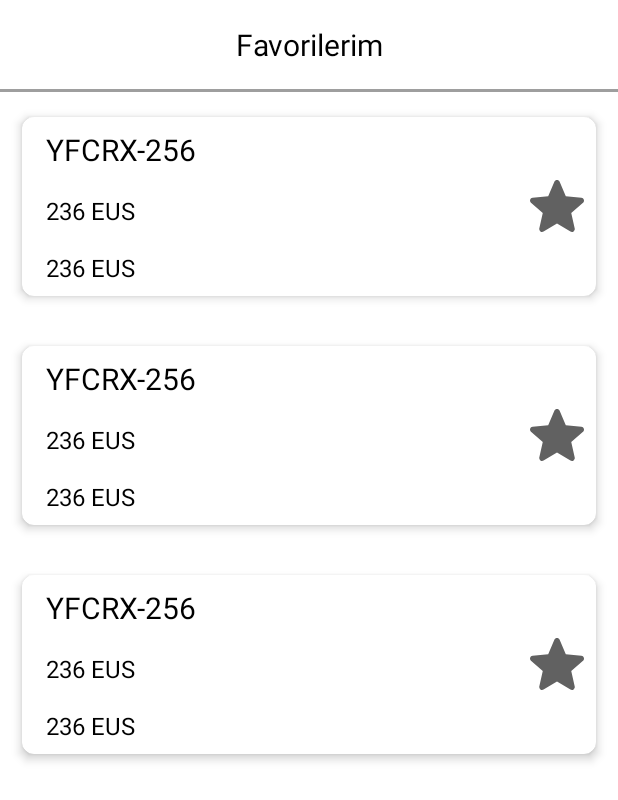
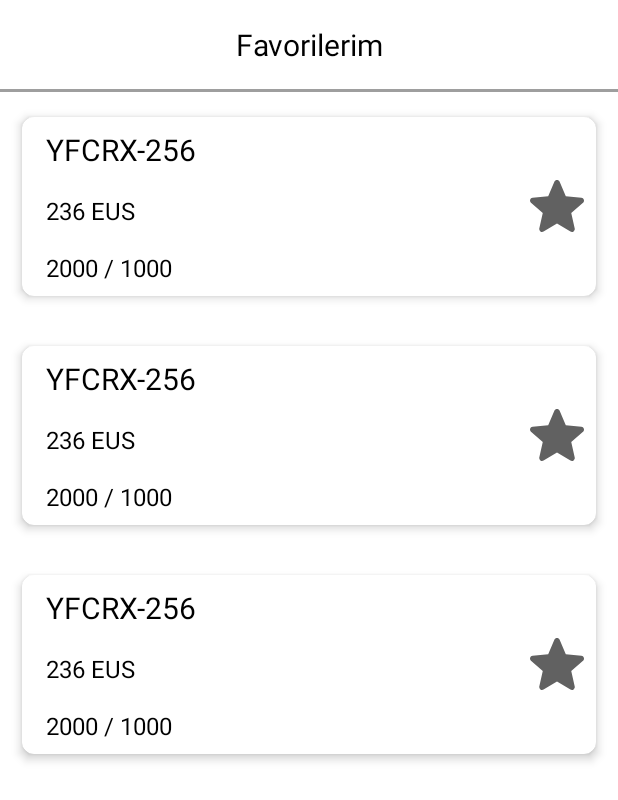
Before and after one commit to mehmetbalbay/cdf1e3825f38f80585a16b5d4f202c6b, an Android app: the layout fragment_my_favorite.xml on its own in the app's theme, with its tools: preview values and no code run, on a phone screen of 412 x 824 dp. Shown: the top 800 px of the screen. Run offline under Robolectric (Android 15) with nearby library versions, the light colour scheme and no system bars; network calls fail.

Commit message:
MyFavorite and travel stations stock-capacity-distance added

```diff
--- a/app/src/main/res/layout/row_favorite.xml
+++ b/app/src/main/res/layout/row_favorite.xml
@@ -42,21 +42,22 @@
                 android:layout_below="@id/station_name"
                 android:layout_alignStart="@id/station_name"
                 android:layout_marginTop="16dp"
-                android:text="@{String.valueOf(spaceStation.coordinateX)}"
                 android:textColor="@color/black"
                 android:textSize="16sp"
+                app:distanceToWorld="@{spaceStation}"
                 tools:text="236 EUS" />
 
             <TextView
-                android:id="@+id/capacity"
+                android:id="@+id/stock_capacity"
                 android:layout_width="wrap_content"
                 android:layout_height="wrap_content"
                 android:layout_below="@id/distanceToEarth"
-                android:layout_alignStart="@id/distanceToEarth"
+                android:layout_alignStart="@id/station_name"
                 android:layout_marginTop="16dp"
+                android:text="@{String.valueOf(spaceStation.need) + ` Stock` + `\n` + String.valueOf(spaceStation.stock) + ` Capacity` }"
                 android:textColor="@color/black"
                 android:textSize="16sp"
-                tools:text="236 EUS" />
+                tools:text="2000 / 1000" />
 
             <ImageView
                 android:id="@+id/favorite_btn"
--- a/app/src/main/res/layout/row_travel_station.xml
+++ b/app/src/main/res/layout/row_travel_station.xml
@@ -36,7 +36,7 @@
                 android:layout_marginStart="8dp"
                 android:text="@{String.valueOf(spaceStation.need) + ` Stock` + `\n` + String.valueOf(spaceStation.stock) + ` Capacity` }"
                 android:textColor="@color/black"
-                android:textSize="20sp"
+                android:textSize="16sp"
                 tools:text="2000 / 1000" />
 
             <TextView
```
Also changed, not shown: app/src/main/java/mehmetbalbay/spaceApp/binding/ViewBinding.kt (added, +19 -0 lines).
